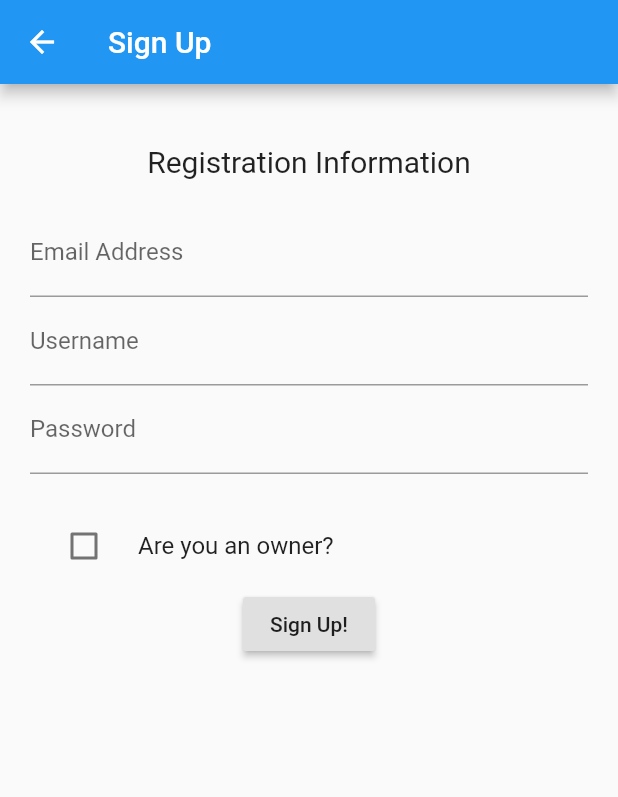
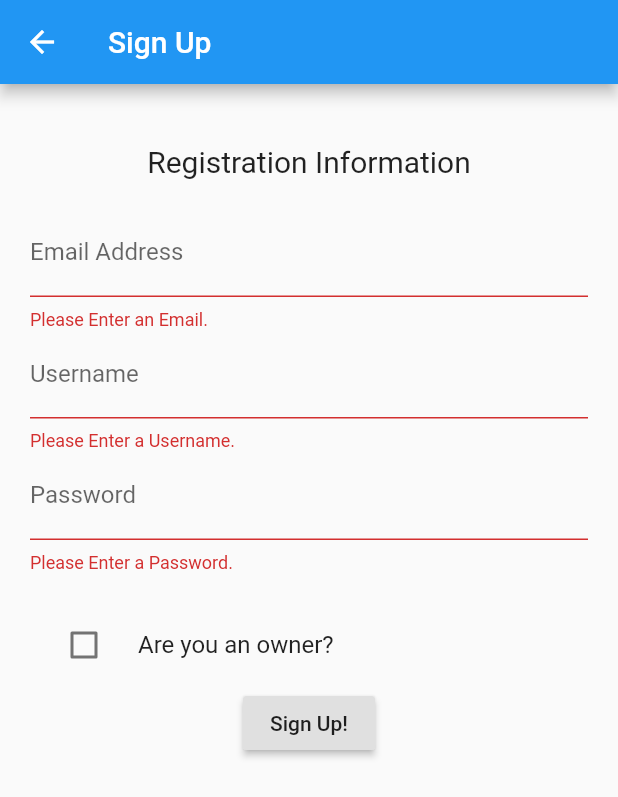
Before and after one commit to uzairirfan/ANYKEY, a Flutter app: the RegisterPage screen opened directly, after a tap on "Sign Up!", on a phone screen of 412 x 824 dp. Shown: the top 797 px of the screen. Run offline on Flutter 3.47's test engine with Material 2 defaults, Android fonts, the phone set to English and light mode, and no system bars; our stand-ins replace email_validator; missing offline and left inert: postgres.

```diff
--- a/lib/Database/database.dart
+++ b/lib/Database/database.dart
@@ -104,6 +104,6 @@ saveUser(String email, String username, String password, String type) async {
   var connection = new PostgreSQLConnection("ec2-184-72-236-3.compute-1.amazonaws.com", 5432, "d3bujikbsk6o86", username: "ajomrhjjziksqi", password: "b5ee3764068c5cbfa5a9534565e4a367d8d235ea42fdb326e67b98b8f72ca274", useSSL: true);
   await connection.open();
 
-  String query = "insert into '$type' values ('$username', '$password', '$email') on conflict do nothing";
+  String query = "insert into $type values ('$username', '$password', '$email') on conflict do nothing";
   await connection.query(query);
 }
--- a/lib/Main/signupPage.dart
+++ b/lib/Main/signupPage.dart
@@ -27,6 +27,7 @@ class _RegisterPage extends State<RegisterPage> {
       body: Container(
         padding: EdgeInsets.all(20.0),
         child: Form(
+            key: _formKey,
             child: Column(
               children: <Widget>[
                 SizedBox(height: 20.0),
@@ -39,7 +40,7 @@ class _RegisterPage extends State<RegisterPage> {
                     validator: (value) {
                       if (value.isNotEmpty) {
                         _email = value;
-                    assert(EmailValidator.validate(_email));
+                        if(!EmailValidator.validate(_email))return "Please Enter an Email.";
                         return null;
                       }
                       return "Please Enter an Email.";
@@ -83,6 +84,7 @@ class _RegisterPage extends State<RegisterPage> {
                     if (_formKey.currentState.validate()) {
                       if (owner) _type = "admin";
                       saveUser(_email, _username, _password, _type);
+                      Navigator.pop(context);
                     }
                   },
                   child: Text('Sign Up!'),
```
Lines whose indentation alone changed are shown as unchanged.
